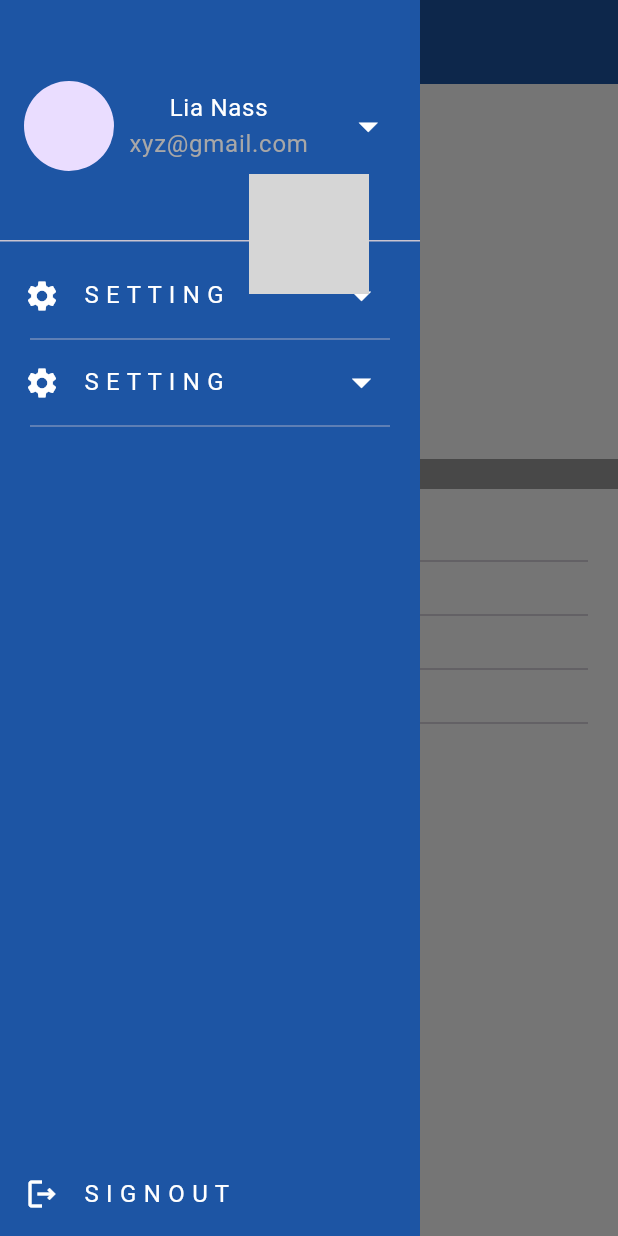
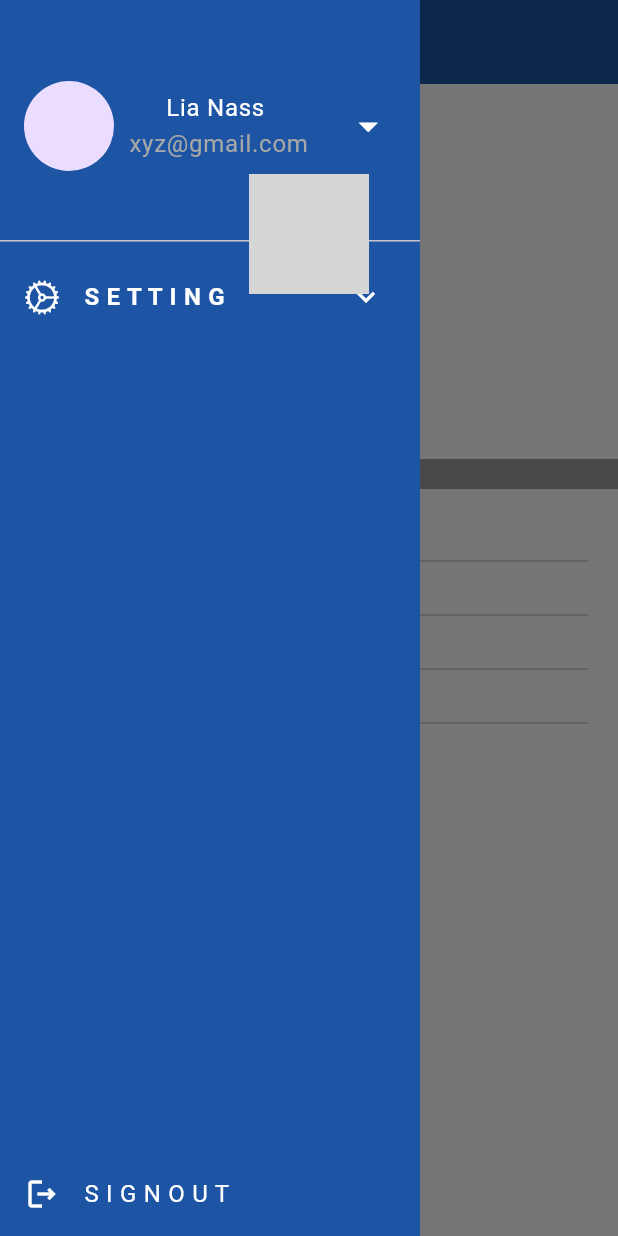
Before and after one commit to ppsshubham01/demo_Tagifile, a Flutter app: the UserPage screen opened directly, with the side drawer open, on a phone screen of 412 x 824 dp. Run offline on Flutter 3.47's test engine with Material 3 defaults, Android fonts, the phone set to English and light mode, and no system bars; our stand-ins replace flutter_native_splash, flutter_svg, fluttertoast, form_field_validator, shared_preferences; accounts and stored records are empty; network calls fail; grey boxes are pictures that could not be loaded.

Commit message:
ExpansionTile

```diff
--- a/lib/screens/tabs/user_tab.dart
+++ b/lib/screens/tabs/user_tab.dart
@@ -1,3 +1,4 @@
+import 'package:flutter/cupertino.dart';
 import 'package:flutter/material.dart';
 import 'package:tagifiles/util/my_list_tile.dart';
 
@@ -14,6 +15,7 @@ class _UserPageState extends State<UserPage> {
     return Scaffold(
       backgroundColor: Colors.grey,
       appBar: AppBar(
+        iconTheme: const IconThemeData(color: Colors.white),
         backgroundColor: const Color(0xFF1D55A4),
         title: const Text(
           'Profile',
@@ -23,15 +25,16 @@ class _UserPageState extends State<UserPage> {
       drawer: Container(
         width: 280,
         color: const Color(0xFF1D55A4),
-        child: const Column(
+        child:  Column(
           children: [
             /// Header
-            DrawerHeader(
+             const DrawerHeader(
                 child: Row(
                  children: [
                    CircleAvatar(
                      radius: 30,
                      child: InkWell(
+
                      ),
                    ),
                    SizedBox(width: 10,),
@@ -39,7 +42,7 @@ class _UserPageState extends State<UserPage> {
                      child: Column(
                        mainAxisAlignment: MainAxisAlignment.center,
                        children: [
-                         Text("Lia Nass",style: TextStyle(color: Colors.white),),
+                         Text("Lia Nass ",style: TextStyle(color: Colors.white),),
                          Text("xyz@gmail.com",style: TextStyle(color: Color(0xFFA8A7A7)),),
                        ],
                      ),
@@ -54,12 +57,36 @@ class _UserPageState extends State<UserPage> {
             Expanded(
               child: Column(
                 children: [
-                  MyListTile(icon: Icons.settings, text: 'S E T T I N G ',
-                    iconn: Icon(Icons.arrow_drop_down,color: Colors.white,size: 30,),),
-                  Divider(thickness: 0.5,height: 2,indent: 20,endIndent: 20,),
-                  MyListTile(icon: Icons.settings, text: 'S E T T I N G ',
-                    iconn: Icon(Icons.arrow_drop_down,color: Colors.white,size: 30,),),
-                  Divider(thickness: 0.5,height: 2,indent: 20,endIndent: 20,),
+                  Theme(
+                    data: Theme.of(context).copyWith(dividerColor: Colors.transparent),
+                    child:  const ExpansionTile(
+                      title: Text('S E T T I N G ', style: TextStyle(color: Colors.white,fontWeight: FontWeight.bold),),
+                    leading: Icon(CupertinoIcons.settings),
+                    iconColor: Colors.white,
+                    collapsedIconColor: Colors.white,
+                    childrenPadding: EdgeInsets.all(0),
+                    // textColor: Colors.greenAccent,
+                    children: [
+                      Padding(
+                        padding: EdgeInsets.only(left: 20.0),
+                        child: Column(
+                          children: [
+                            ListTile(
+                              leading: Icon(CupertinoIcons.lock,color: Color(0xFF6395D9),),
+                              title:Text('S E C U R I T Y',style: TextStyle(color: Color(0xFF6395D9)),) ,),
+                            ListTile(
+                              leading: Icon(Icons.format_list_bulleted_outlined,color: Color(0xFF6395D9),),
+                              title:Text('Audience List',style: TextStyle(color: Color(0xFF6395D9)),) ,),
+                            ListTile(
+                              leading: Icon(CupertinoIcons.person,color: Color(0xFF6395D9),),
+                              title:Text('P R O F I L E',style: TextStyle(color: Color(0xFF6395D9)),) ,),
+                          ],
+                        ),
+                      )
+                    ],
+                    ),
+                  ),
+                  // Divider(thickness: 0.5,height: 2,indent: 20,endIndent: 20,),
                 ],
               ),
             ),
```
Also changed, not shown: pubspec.lock.
